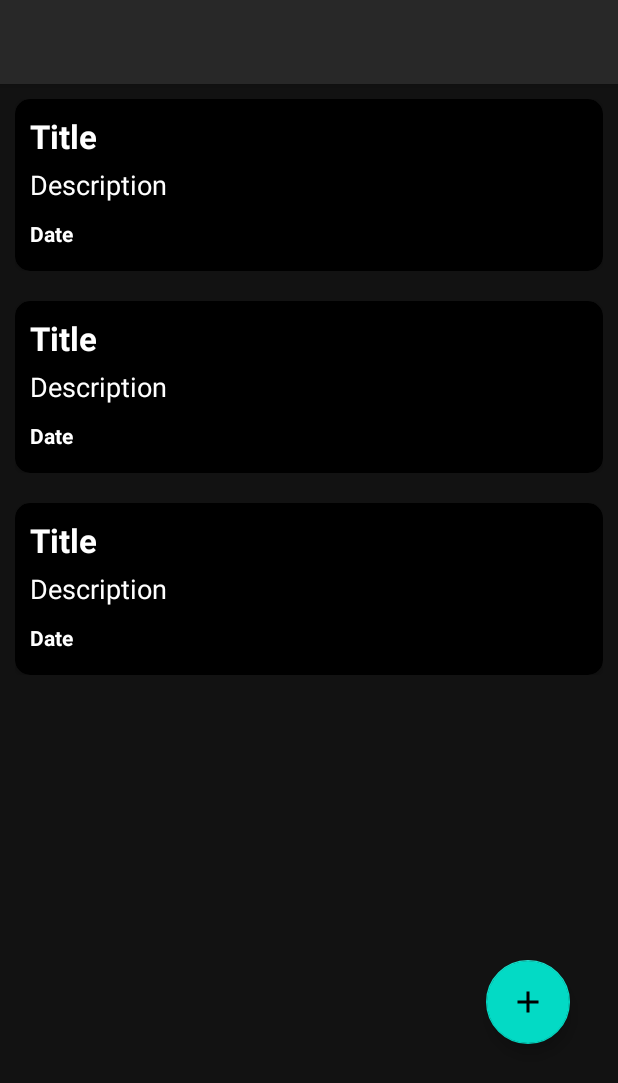
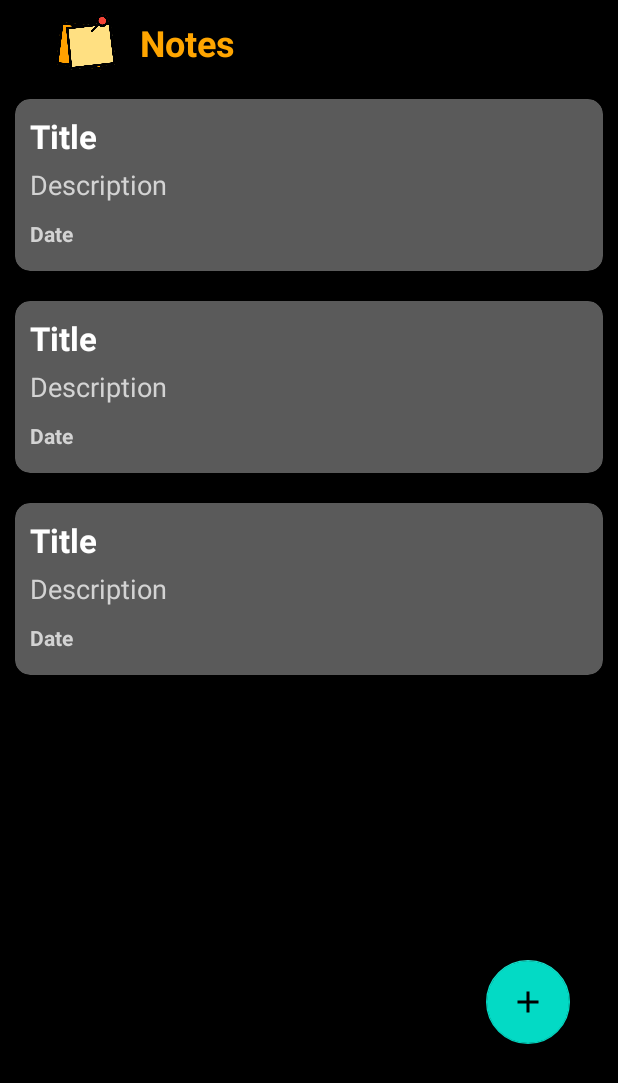
Before and after one commit to JayaneshB/Notes, an Android app: the layout activity_main.xml on its own in the app's theme, with its tools: preview values and no code run, on a phone screen of 412 x 824 dp. Shown: the top 1083 px of the screen. Run offline under Robolectric (Android 15) with nearby library versions, the phone set to English and light mode, and no system bars.

Commit message:
Added title and image for the toolbar

```diff
--- a/app/src/main/res/layout/activity_main.xml
+++ b/app/src/main/res/layout/activity_main.xml
@@ -4,18 +4,57 @@
     xmlns:tools="http://schemas.android.com/tools"
     android:layout_width="match_parent"
     android:layout_height="match_parent"
+    android:background="@color/black"
     tools:context=".MainActivity">
 
     <com.google.android.material.appbar.AppBarLayout
         android:id="@+id/appBar"
         android:layout_width="match_parent"
         android:layout_height="wrap_content"
+        android:background="@color/black"
         tools:ignore="MissingConstraints">
 
         <androidx.appcompat.widget.Toolbar
             android:id="@+id/toolbar"
             android:layout_width="match_parent"
-            android:layout_height="?attr/actionBarSize"/>
+            android:layout_height="?attr/actionBarSize">
+
+        <androidx.constraintlayout.widget.ConstraintLayout
+            android:layout_width="match_parent"
+            android:layout_height="match_parent">
+
+            <androidx.appcompat.widget.AppCompatTextView
+                android:id="@+id/appCompatTextView2"
+                android:layout_width="wrap_content"
+                android:layout_height="wrap_content"
+                android:layout_marginStart="16dp"
+                android:text="@string/notes"
+                android:textColor="@color/orangish_yellow"
+                android:textSize="24sp"
+                android:textStyle="bold"
+                app:layout_constraintBottom_toBottomOf="parent"
+                app:layout_constraintEnd_toEndOf="parent"
+                app:layout_constraintHorizontal_bias="0.0"
+                app:layout_constraintStart_toEndOf="@+id/appCompatImageView"
+                app:layout_constraintTop_toTopOf="parent" />
+
+
+            <androidx.appcompat.widget.AppCompatImageView
+                android:id="@+id/appCompatImageView"
+                android:layout_width="40dp"
+                android:layout_height="40dp"
+                android:src="@drawable/ic_note_icon_image"
+                app:layout_constraintBottom_toBottomOf="parent"
+                app:layout_constraintEnd_toEndOf="parent"
+                app:layout_constraintHorizontal_bias="0.06"
+                app:layout_constraintStart_toStartOf="parent"
+                app:layout_constraintTop_toTopOf="parent" />
+
+
+        </androidx.constraintlayout.widget.ConstraintLayout>
+
+        </androidx.appcompat.widget.Toolbar>
+
 
     </com.google.android.material.appbar.AppBarLayout>
 
@@ -41,7 +80,8 @@
         app:layout_constraintStart_toStartOf="@+id/appBar"
         app:layout_constraintTop_toBottomOf="@+id/appBar"
         app:layout_constraintVertical_bias="0.82"
-         />
+        tools:ignore="ContentDescription" />
+
 
 
 
--- a/app/src/main/res/layout/view.xml
+++ b/app/src/main/res/layout/view.xml
@@ -9,8 +9,8 @@
     <androidx.cardview.widget.CardView
         android:layout_width="match_parent"
         android:layout_height="wrap_content"
-        android:elevation="4dp"
-        android:backgroundTint="@color/black"
+        android:elevation="2dp"
+        android:backgroundTint="@color/dark_grey"
         app:cardCornerRadius="10dp">
 
 
@@ -41,7 +41,7 @@
                 android:text="@string/description"
                 android:ellipsize="end"
                 android:singleLine="true"
-                android:textColor="@color/white"
+                android:textColor="@color/pale_grey"
                 android:textStyle="normal"/>
 
             <androidx.appcompat.widget.AppCompatTextView
@@ -52,7 +52,7 @@
                 android:paddingTop="5dp"
                 android:paddingBottom="5dp"
                 android:text="@string/date"
-                android:textColor="@color/white"
+                android:textColor="@color/pale_grey"
                 android:textStyle="bold"/>
 
         </LinearLayout>
--- a/app/src/main/res/values/colors.xml
+++ b/app/src/main/res/values/colors.xml
@@ -9,4 +9,5 @@
     <color name="white">#FFFFFFFF</color>
     <color name="orangish_yellow">#FFA500</color>
     <color name="pale_grey">#D3D3D3</color>
+    <color name="dark_grey">#5A5A5A</color>
 </resources>
--- a/app/src/main/res/values/strings.xml
+++ b/app/src/main/res/values/strings.xml
@@ -9,4 +9,5 @@
     <string name="add_date">Date</string>
     <string name="date_format">(DD/MM/YYYY)</string>
     <string name="fill_the_description">Fill the description</string>
+    <string name="notes">Notes</string>
 </resources>
```
Also changed, not shown: app/src/main/res/drawable/ic_note_icon_image.png (added).
